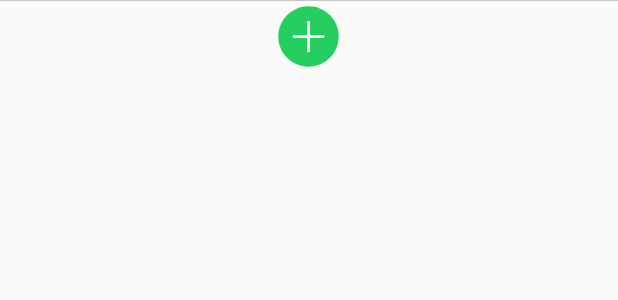
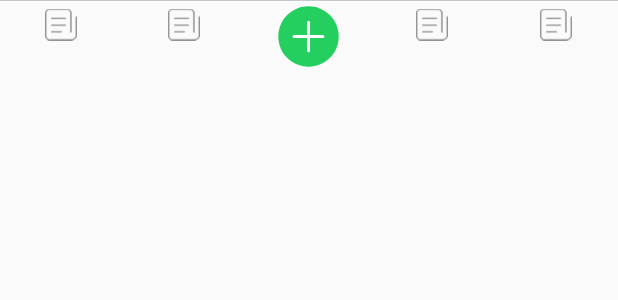
Before and after one commit to taozrjt/FirstConsciousness, an Android app: the layout fragment_nav.xml on its own in the app's theme, with its tools: preview values and no code run, on a phone screen of 412 x 824 dp. Shown: the top 300 px of the screen. Run offline under Robolectric (Android 15) with nearby library versions, the phone set to English and light mode, and no system bars.

```diff
--- a/app/src/main/java/com/zrjt/tao/firstconsciousness/view/NavButton.java
+++ b/app/src/main/java/com/zrjt/tao/firstconsciousness/view/NavButton.java
@@ -10,7 +10,6 @@ import android.support.annotation.RequiresApi;
 import android.support.annotation.StringRes;
 import android.util.AttributeSet;
 import android.view.LayoutInflater;
-import android.view.View;
 import android.widget.FrameLayout;
 import android.widget.ImageView;
 import android.widget.TextView;
@@ -53,10 +52,10 @@ public class NavButton extends FrameLayout {
 
     private void init() {
         LayoutInflater inflater = LayoutInflater.from(getContext());
-        View view = inflater.inflate(R.layout.item_nav_buttom, null);
-        mIvIcon = view.findViewById(R.id.nav_iv_icon);
-        mTvTitle = view.findViewById(R.id.nav_tv_title);
-        mTvDots = view.findViewById(R.id.nav_tv_dot);
+        inflater.inflate(R.layout.item_nav_buttom, this, true);
+        mIvIcon = findViewById(R.id.nav_iv_icon);
+        mTvTitle = findViewById(R.id.nav_tv_title);
+        mTvDots = findViewById(R.id.nav_tv_dot);
     }
 
     @Override
```
